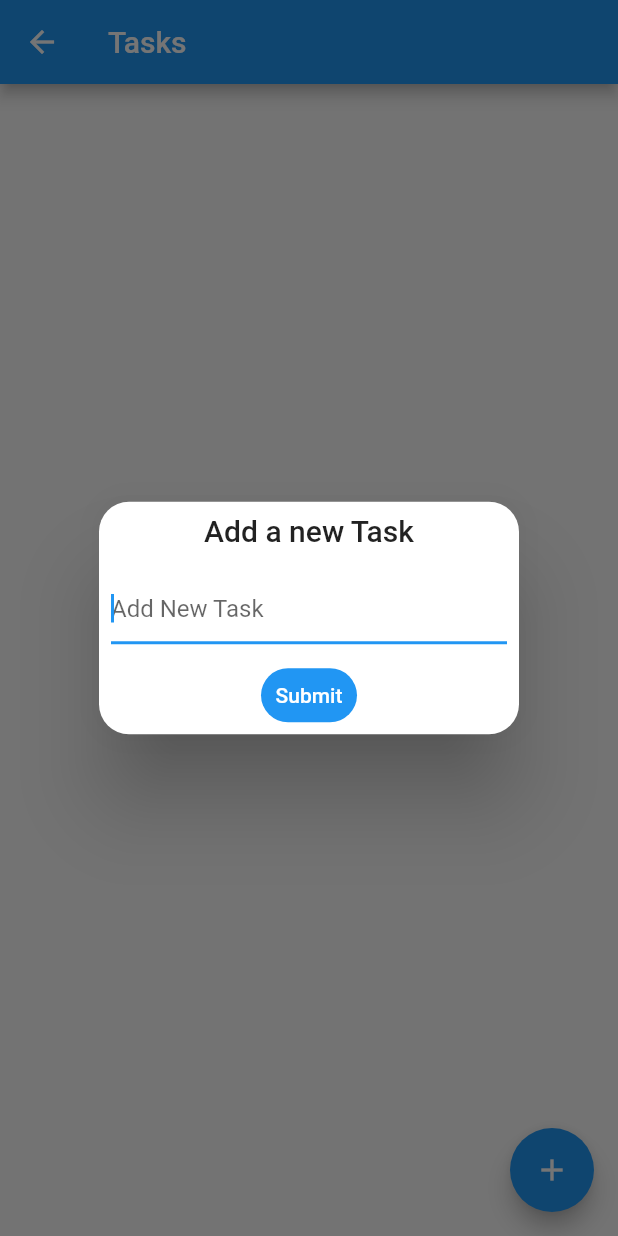
After one commit to ArunKuleri/getx, a Flutter app: the TodoPage screen opened directly, after a tap on the "add" icon, on a phone screen of 412 x 824 dp. The commit adds this screen. Run offline on Flutter 3.47's test engine with Material 2 defaults, Android fonts, the phone set to English and light mode, and no system bars; our stand-ins replace firebase_auth, firebase_core, get; missing offline and left inert: dart:ffi; accounts and stored records are empty.

Commit message:
todo modified

```diff
--- /dev/null
+++ b/lib/controller/todo_controller/todo_controller.dart
@@ -0,0 +1,25 @@
+import 'package:get/get.dart';
+import 'package:flutter_application_1/model/todo_model/todomodel.dart';
+
+class TodoController extends GetxController {
+  final RxList<TodoModel> _tasks = <TodoModel>[].obs;
+  List<TodoModel> get allTasks => _tasks;
+
+  void addTask(String task) {
+    _tasks.add(TodoModel(
+      todoTitle: task,
+      Completed: false,
+    ));
+  }
+
+  void toggleTask(TodoModel task) {
+    final taskIndex = _tasks.indexWhere((t) => t == task);
+    if (taskIndex != -1) {
+      _tasks[taskIndex].toggleCompleted();
+    }
+  }
+
+  void deleteTask(TodoModel task) {
+    _tasks.remove(task);
+  }
+}
--- a/lib/main.dart
+++ b/lib/main.dart
@@ -1,13 +1,16 @@
 import 'package:firebase_core/firebase_core.dart';
 import 'package:flutter/material.dart';
 import 'package:flutter_application_1/firebase_options.dart';
+
 import 'package:flutter_application_1/view/loginpage.dart';
 import 'package:get/get.dart';
 import 'package:firebase_auth/firebase_auth.dart';
 
 void main() async {
   WidgetsFlutterBinding.ensureInitialized();
+
   await Firebase.initializeApp(options: DefaultFirebaseOptions.currentPlatform);
+
   runApp(MyApp());
 }
 
--- /dev/null
+++ b/lib/model/todo_model/todomodel.dart
@@ -0,0 +1,11 @@
+class TodoModel {
+  String todoTitle;
+  bool Completed;
+  TodoModel({
+    this.Completed = false,
+    required this.todoTitle,
+  });
+  void toggleCompleted() {
+    Completed = !Completed;
+  }
+}
--- a/lib/view/studentd/dashbord.dart
+++ b/lib/view/studentd/dashbord.dart
@@ -1,6 +1,7 @@
 import 'package:flutter/material.dart';
 import 'package:flutter_application_1/controller/sidebarcontroller.dart';
 import 'package:flutter_application_1/view/loginpage.dart';
+import 'package:flutter_application_1/view/todo/todo.dart';
 import 'package:get/get.dart';
 
 class Dashboard extends StatelessWidget {
@@ -65,7 +66,9 @@ class Dashboard extends StatelessWidget {
                     child: ListTile(
                       leading: Icon(Icons.assignment),
                       title: Text("Task"),
-                      onTap: () {},
+                      onTap: () {
+                        Get.to(TodoPage());
+                      },
                     ),
                   ),
                 ),
--- /dev/null
+++ b/lib/view/todo/todo.dart
@@ -0,0 +1,44 @@
+import 'package:flutter/material.dart';
+import 'package:flutter_application_1/controller/todo_controller/todo_controller.dart';
+import 'package:flutter_application_1/widgets/todo_action.dart';
+import 'package:get/get.dart';
+import 'package:flutter_application_1/model/todo_model/todomodel.dart';
+
+class TodoPage extends StatelessWidget {
+  final TextEditingController _textFieldController = TextEditingController();
+  final TodoController todoContoller = Get.put(TodoController());
+  void _showAddTextDialog() {
+    Get.defaultDialog(
+      title: "Add a new Task",
+      content: TextField(
+        autofocus: true,
+        controller: _textFieldController,
+        decoration: InputDecoration(hintText: "Add New Task"),
+        onSubmitted: (_) => _submit(),
+      ),
+      textConfirm: "Submit",
+      onConfirm: _submit,
+    );
+  }
+
+  void _submit() {
+    todoContoller.addTask(_textFieldController.text);
+    Get.back();
+    _textFieldController.clear();
+  }
+
+  @override
+  Widget build(BuildContext context) {
+    return Scaffold(
+      appBar: AppBar(
+        title: Text("Tasks"),
+      ),
+      body: TodoAction(),
+      floatingActionButton: FloatingActionButton(
+        onPressed: _showAddTextDialog,
+        tooltip: "Add a Todo",
+        child: Icon(Icons.add),
+      ),
+    );
+  }
+}
--- /dev/null
+++ b/lib/widgets/todo_action.dart
@@ -0,0 +1,35 @@
+import 'package:flutter/material.dart';
+import 'package:flutter_application_1/controller/todo_controller/todo_controller.dart';
+import 'package:get/get.dart';
+
+class TodoAction extends StatelessWidget {
+  TodoAction({Key? key}) : super(key: key);
+
+  final TodoController todoController = Get.find();
+
+  @override
+  Widget build(BuildContext context) {
+    return Obx(
+      () {
+        final allTasks = todoController.allTasks;
+        return ListView.builder(
+          itemCount: allTasks.length,
+          itemBuilder: (context, index) {
+            final task = allTasks[index];
+            return ListTile(
+              leading: Checkbox(
+                value: task.Completed,
+                onChanged: (_) => todoController.toggleTask(task),
+              ),
+              title: Text(task.todoTitle),
+              trailing: IconButton(
+                onPressed: () => todoController.deleteTask(task),
+                icon: Icon(Icons.delete),
+              ),
+            );
+          },
+        );
+      },
+    );
+  }
+}
--- a/pubspec.yaml
+++ b/pubspec.yaml
@@ -39,6 +39,9 @@ dependencies:
   get: ^4.6.6
   firebase_core: ^2.17.0
   firebase_auth: ^4.10.1
+
+  firebase_storage: ^11.3.1
+  cloud_firestore: ^4.11.0
 
 dev_dependencies:
   flutter_test:
```
Also changed, not shown: lib/model/studentadd/studentmodel.dart (added, +19 -0 lines), lib/view/loginpage.dart (+8 -8 lines), pubspec.lock, 5 other files.
